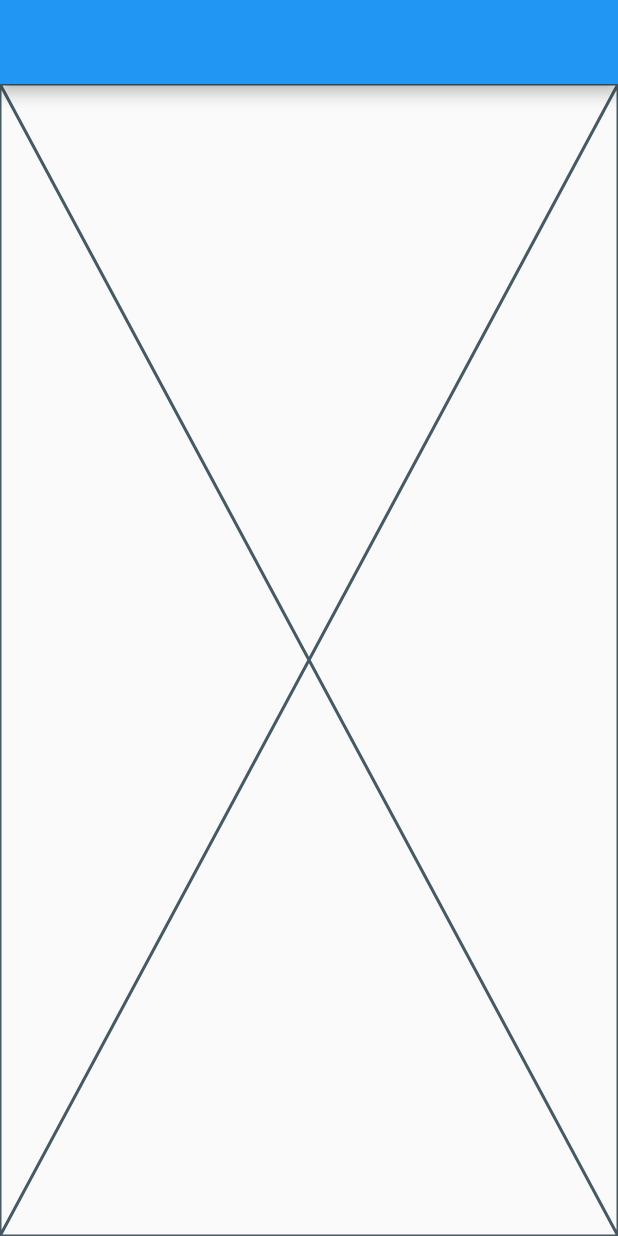
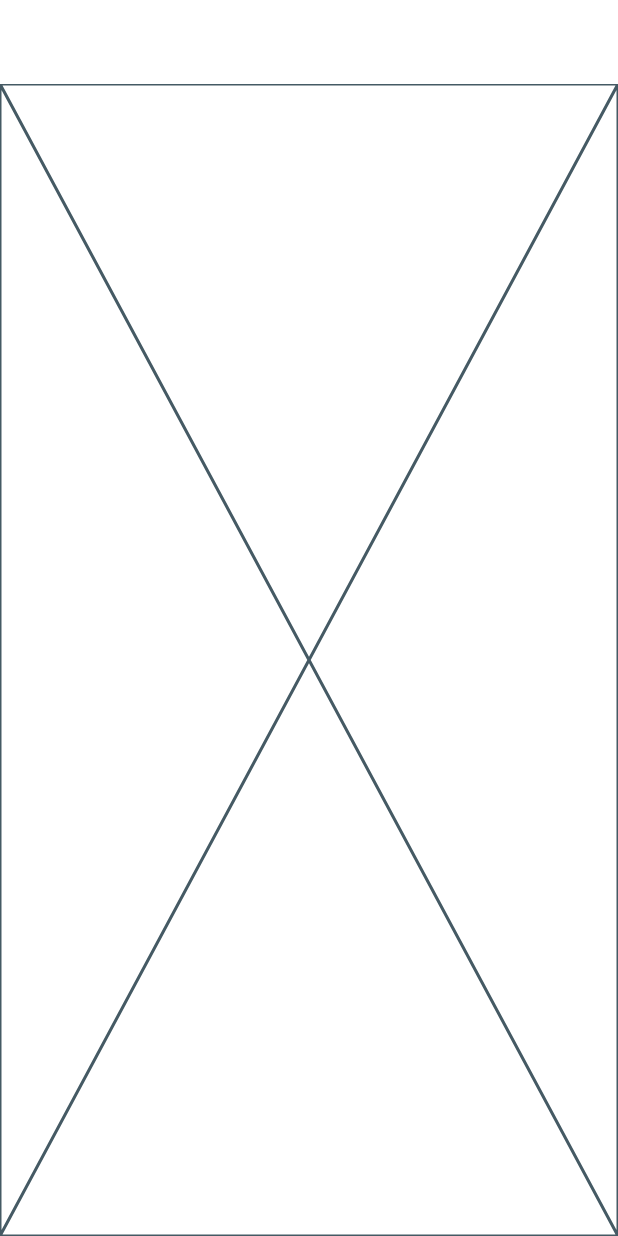
Before and after one commit to csbs1985/eight-app, a Flutter app: the screen it shows after launch, on a phone screen of 412 x 824 dp. Run offline on Flutter 3.47's test engine with Material 2 defaults, Android fonts, the phone set to English and light mode, and no system bars.

Commit message:
[ui_tema] criar

```diff
--- /dev/null
+++ b/lib/config/value_notifier_config.dart
@@ -0,0 +1,4 @@
+import 'package:flutter/material.dart';
+
+ValueNotifier<Brightness> currentTema =
+    ValueNotifier<Brightness>(Brightness.light);
--- a/lib/main.dart
+++ b/lib/main.dart
@@ -13,7 +13,19 @@ class MyApp extends StatefulWidget {
   State<MyApp> createState() => _MyAppState();
 }
 
-class _MyAppState extends State<MyApp> {
+class _MyAppState extends State<MyApp> with WidgetsBindingObserver {
+  @override
+  void initState() {
+    WidgetsBinding.instance.addObserver(this);
+    UiTema.definirTema();
+    super.initState();
+  }
+
+  @override
+  void didChangePlatformBrightness() {
+    UiTema.definirTema();
+  }
+
   @override
   Widget build(BuildContext context) {
     return MaterialApp(
--- a/lib/theme/ui_cor.dart
+++ b/lib/theme/ui_cor.dart
@@ -1,5 +1,17 @@
 import 'package:flutter/material.dart';
 
 class UiCor {
-  static const Color first = Color(0xFF00C7FA);
+  static const Color principal = Color(0xFF00C7FA);
+
+  static const Color appBar = Color(0xffffffff);
+  static const Color appBarEscuro = Color(0xFF1F222A);
+
+  static const Color back = Color(0xffffffff);
+  static const Color backEscuro = Color(0xFF1F222A);
+
+  static const Color navigationBar = Color(0xffffffff);
+  static const Color navigationBarEscuro = Color(0xFF1F222A);
+
+  static const Color statusBar = Color(0xffffffff);
+  static const Color statusBarEscuro = Color(0xFF1F222A);
 }
--- a/lib/theme/ui_tema.dart
+++ b/lib/theme/ui_tema.dart
@@ -1,7 +1,44 @@
+import 'package:eight_app/config/value_notifier_config.dart';
+import 'package:eight_app/theme/ui_cor.dart';
 import 'package:flutter/material.dart';
+import 'package:flutter/services.dart';
 
 class UiTema {
-  static ThemeData tema = ThemeData();
+  static definirTema() {
+    currentTema.value =
+        WidgetsBinding.instance.platformDispatcher.platformBrightness;
+    trocarTema();
+  }
 
-  static ThemeData temaEscuro = ThemeData();
+  static trocarTema() {
+    bool isEscuro = currentTema.value == Brightness.dark;
+
+    SystemChrome.setSystemUIOverlayStyle(
+      SystemUiOverlayStyle(
+        statusBarColor: isEscuro ? UiCor.statusBarEscuro : UiCor.statusBar,
+        systemNavigationBarColor:
+            isEscuro ? UiCor.navigationBarEscuro : UiCor.navigationBar,
+        systemNavigationBarIconBrightness:
+            isEscuro ? Brightness.light : Brightness.dark,
+      ),
+    );
+  }
+
+  static ThemeData tema = ThemeData(
+    appBarTheme: const AppBarTheme(
+      elevation: 0,
+      backgroundColor: UiCor.appBar,
+    ),
+    brightness: Brightness.light,
+    scaffoldBackgroundColor: UiCor.back,
+  );
+
+  static ThemeData temaEscuro = ThemeData(
+    appBarTheme: const AppBarTheme(
+      elevation: 0,
+      backgroundColor: UiCor.appBarEscuro,
+    ),
+    brightness: Brightness.dark,
+    scaffoldBackgroundColor: UiCor.backEscuro,
+  );
 }
```
